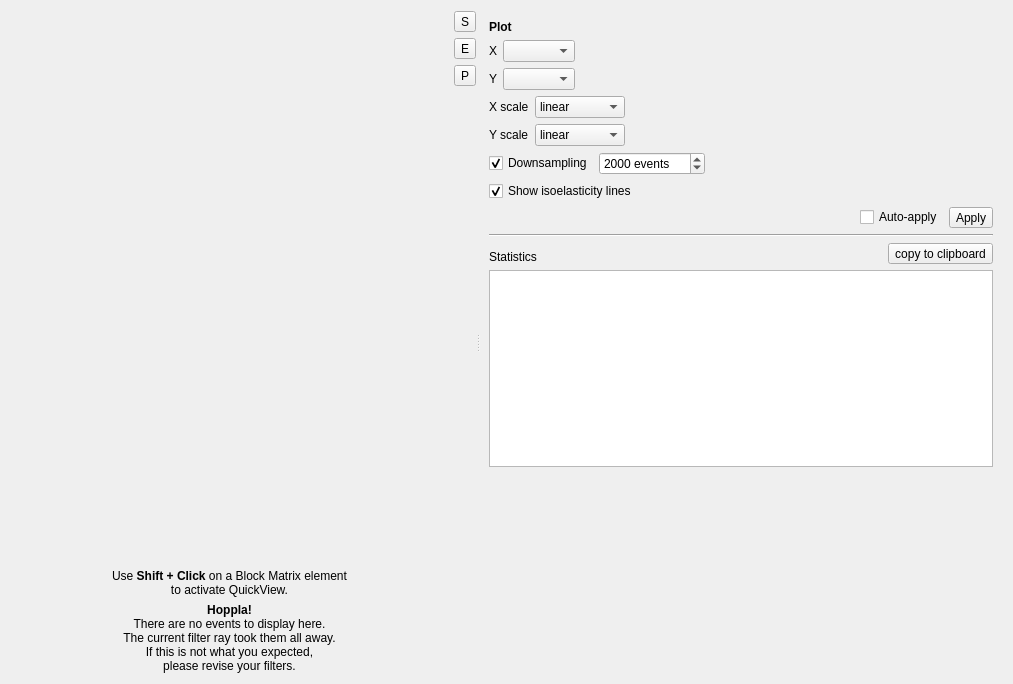
This is shapeout2/gui/quick_view/qv_main.ui in ZELLMECHANIK-DRESDEN/ShapeOut2 as Qt 5 draws it before an edit. The edited form follows.
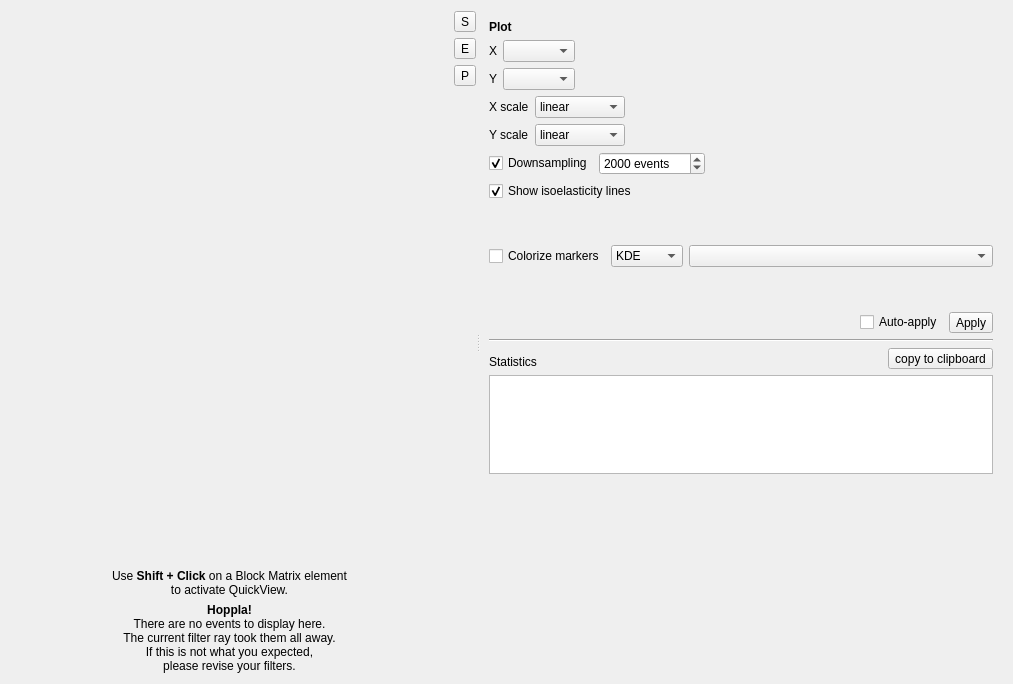
This is the edited form. Icons and pictures are not drawn. Custom widgets are drawn as their Qt base class.

Commit message: feat: allow to disable KDE or use feature data as marker hue in QuickView

What changed in the file:
```diff
--- a/shapeout2/gui/quick_view/qv_main.ui
+++ b/shapeout2/gui/quick_view/qv_main.ui
@@ -376,6 +376,64 @@
           </property>
          </widget>
         </item>
+        <item>
+         <layout class="QHBoxLayout" name="horizontalLayout_10">
+          <item>
+           <widget class="QCheckBox" name="checkBox_hue">
+            <property name="text">
+             <string>Colorize markers</string>
+            </property>
+           </widget>
+          </item>
+          <item>
+           <widget class="QComboBox" name="comboBox_hue">
+            <item>
+             <property name="text">
+              <string>KDE</string>
+             </property>
+            </item>
+            <item>
+             <property name="text">
+              <string>Feature</string>
+             </property>
+            </item>
+           </widget>
+          </item>
+          <item>
+           <widget class="QStackedWidget" name="stackedWidget_hue">
+            <property name="sizePolicy">
+             <sizepolicy hsizetype="Minimum" vsizetype="Minimum">
+              <horstretch>0</horstretch>
+              <verstretch>0</verstretch>
+             </sizepolicy>
+            </property>
+            <property name="currentIndex">
+             <number>1</number>
+            </property>
+            <widget class="QWidget" name="page"/>
+            <widget class="QWidget" name="page_2">
+             <layout class="QHBoxLayout" name="horizontalLayout_11">
+              <property name="leftMargin">
+               <number>0</number>
+              </property>
+              <property name="topMargin">
+               <number>0</number>
+              </property>
+              <property name="rightMargin">
+               <number>0</number>
+              </property>
+              <property name="bottomMargin">
+               <number>0</number>
+              </property>
+              <item>
+               <widget class="QComboBox" name="comboBox_z_hue"/>
+              </item>
+             </layout>
+            </widget>
+           </widget>
+          </item>
+         </layout>
+        </item>
         <item>
          <layout class="QHBoxLayout" name="horizontalLayout_8">
           <item>
```
Left out of the diff: 16 changed lines with no effect on the pictures. The commit also changes 3 other files.
